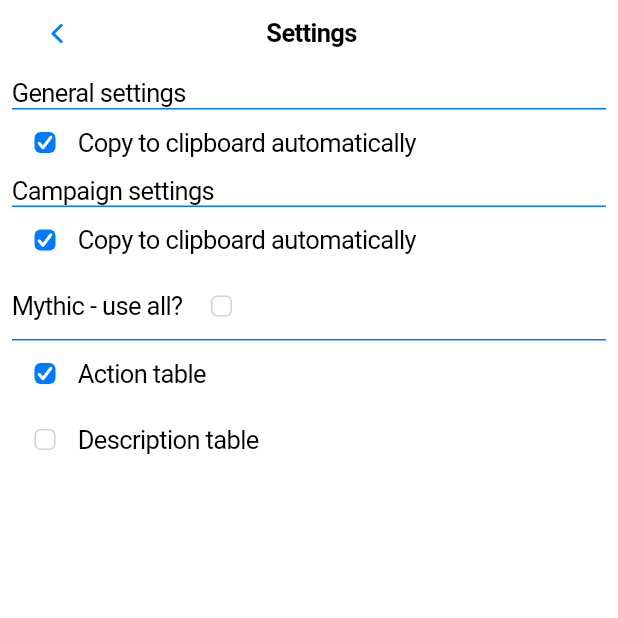
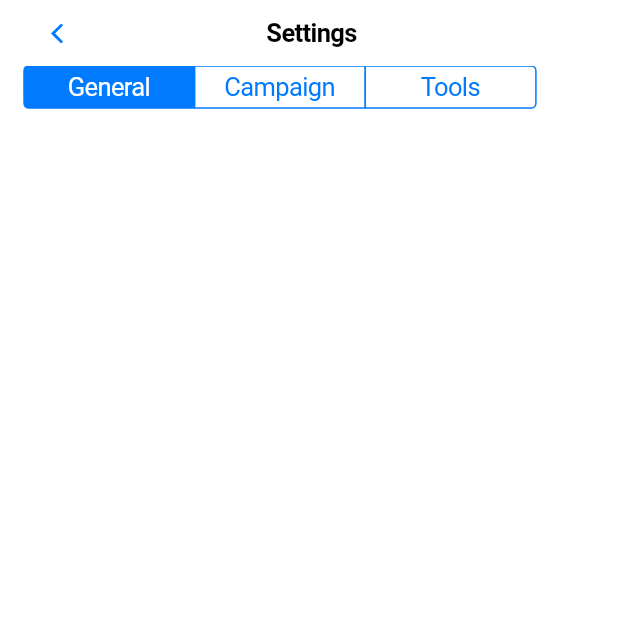
Before and after one commit to spacegiant/mini_solo, a Flutter app: the SettingsView screen opened directly with empty values, on a phone screen of 412 x 824 dp, the top half of it. Run offline on Flutter 3.47's test engine with Material 3 defaults, Android fonts, the light colour scheme and no system bars; our stand-ins replace flutter_markdown.

Commit message:
Add segmented control to settings

```diff
--- a/lib/views/settings_view.dart
+++ b/lib/views/settings_view.dart
@@ -1,4 +1,6 @@
 import 'package:flutter/cupertino.dart';
+
+enum Category { general, campaign, tools }
 
 class SettingsView extends StatefulWidget {
   const SettingsView({
@@ -20,6 +22,8 @@ class _SettingsViewState extends State<SettingsView> {
   bool mythic = true;
   bool tac = false;
 
+  Category _selectedSegment = Category.general;
+
   @override
   Widget build(BuildContext context) {
     return CupertinoPageScaffold(
@@ -32,61 +36,85 @@ class _SettingsViewState extends State<SettingsView> {
         middle: Text('${widget.title} Settings'),
       ),
       child: SafeArea(
-            child: Padding(
-          padding: const EdgeInsets.all(8.0),
-          child: Column(
-            crossAxisAlignment: CrossAxisAlignment.start,
-            children: [
-              const SettingsHeading(label: 'General settings'),
-              SettingsOption(
-                isActive: autoCopy,
-                label: 'Copy to clipboard automatically',
-                onChanged: (isChecked) {
+        child: CupertinoSegmentedControl<Category>(
+          groupValue: _selectedSegment,
+          onValueChanged: (Category value) {
             setState(() {
-                    autoCopy = isChecked!;
+              _selectedSegment = value;
             });
           },
+          children: const {
+            Category.general: Padding(
+              padding: EdgeInsets.symmetric(horizontal: 20),
+              child: Text('General'),
             ),
-              const SettingsHeading(label: 'Campaign settings'),
-              SettingsOption(
-                isActive: autoCopy,
-                label: 'Copy to clipboard automatically',
-                onChanged: (isChecked) {
-                  setState(() {
-                    autoCopy = isChecked!;
-                  });
+            Category.campaign: Padding(
+              padding: EdgeInsets.symmetric(horizontal: 20),
+              child: Text('Campaign'),
+            ),
+            Category.tools: Padding(
+              padding: EdgeInsets.symmetric(horizontal: 20),
+              child: Text('Tools'),
+            ),
           },
         ),
-              SettingsHeading(
-                label: 'Mythic',
-                checkAll: mythicAll,
-                onChanged: (isChecked) {
-                  setState(() {
-                    mythicAll = isChecked!;
-                  });
-                },
+        // child: Padding(
+        //   padding: const EdgeInsets.all(8.0),
+        //   child: Column(
+        //     crossAxisAlignment: CrossAxisAlignment.start,
+        //     children: [
+        //       const SettingsHeading(label: 'General settings'),
+        //       SettingsOption(
+        //         isActive: autoCopy,
+        //         label: 'Copy to clipboard automatically',
+        //         onChanged: (isChecked) {
+        //           setState(() {
+        //             autoCopy = isChecked!;
+        //           });
+        //         },
+        //       ),
+        //       const SettingsHeading(label: 'Campaign settings'),
+        //       SettingsOption(
+        //         isActive: autoCopy,
+        //         label: 'Copy to clipboard automatically',
+        //         onChanged: (isChecked) {
+        //           setState(() {
+        //             autoCopy = isChecked!;
+        //           });
+        //         },
+        //       ),
+        //       SettingsHeading(
+        //         label: 'Mythic',
+        //         checkAll: mythicAll,
+        //         onChanged: (isChecked) {
+        //           setState(() {
+        //             mythicAll = isChecked!;
+        //           });
+        //         },
+        //       ),
+        //       SettingsOption(
+        //         isActive: mythic,
+        //         label: 'Action table',
+        //         onChanged: (isChecked) {
+        //           setState(() {
+        //             mythic = isChecked!;
+        //           });
+        //         },
+        //       ),
+        //       SettingsOption(
+        //         isActive: tac,
+        //         label: 'Description table',
+        //         onChanged: (isChecked) {
+        //           setState(() {
+        //             tac = isChecked!;
+        //           });
+        //         },
+        //       )
+        //     ],
+        //   ),
+        // ),
       ),
-              SettingsOption(
-                isActive: mythic,
-                label: 'Action table',
-                onChanged: (isChecked) {
-                  setState(() {
-                    mythic = isChecked!;
-                  });
-                },
-              ),
-              SettingsOption(
-                isActive: tac,
-                label: 'Description table',
-                onChanged: (isChecked) {
-                  setState(() {
-                    tac = isChecked!;
-                  });
-                },
-              )
-            ],
-          ),
-        )));
+    );
   }
 }
 
```
Also changed, not shown: lib/scratch.dart (added, +80 -0 lines). Lines whose indentation alone changed are shown as unchanged.
